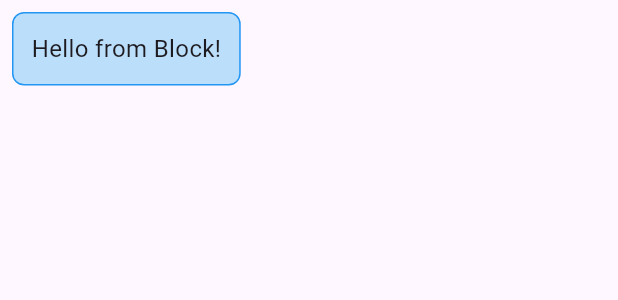
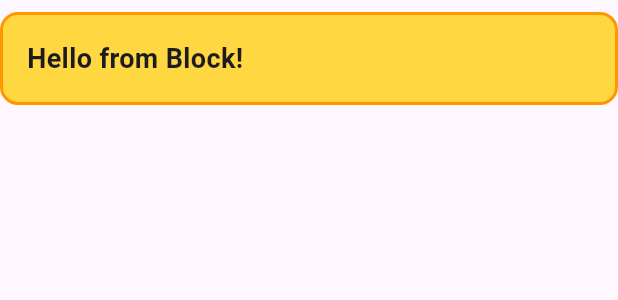
Before and after one commit to Trendawyno1/flatzon, a Flutter app: the TextBlock widget shown alone on an empty page, opened directly, on a phone screen of 412 x 824 dp. Shown: the top 300 px of the screen. Run offline on Flutter 3.47's test engine with Material 3 defaults, Android fonts, the phone set to English and light mode, and no system bars.

Commit message:
Update text_block.dart

```diff
--- a/lib/blocks/text_block.dart
+++ b/lib/blocks/text_block.dart
@@ -8,16 +8,17 @@ class TextBlock extends StatelessWidget {
   @override
   Widget build(BuildContext context) {
     return Container(
-      margin: const EdgeInsets.all(8),
-      padding: const EdgeInsets.all(12),
+      width: double.infinity, // نخليه ياخد عرض الشاشة
+      margin: const EdgeInsets.symmetric(vertical: 8),
+      padding: const EdgeInsets.all(16),
       decoration: BoxDecoration(
-        color: Colors.blue[100],
-        borderRadius: BorderRadius.circular(8),
-        border: Border.all(color: Colors.blue),
+        color: Colors.amberAccent,
+        borderRadius: BorderRadius.circular(12),
+        border: Border.all(color: Colors.orange, width: 2),
       ),
       child: Text(
         text,
-        style: const TextStyle(fontSize: 16),
+        style: const TextStyle(fontSize: 18, fontWeight: FontWeight.bold),
       ),
     );
   }
```
